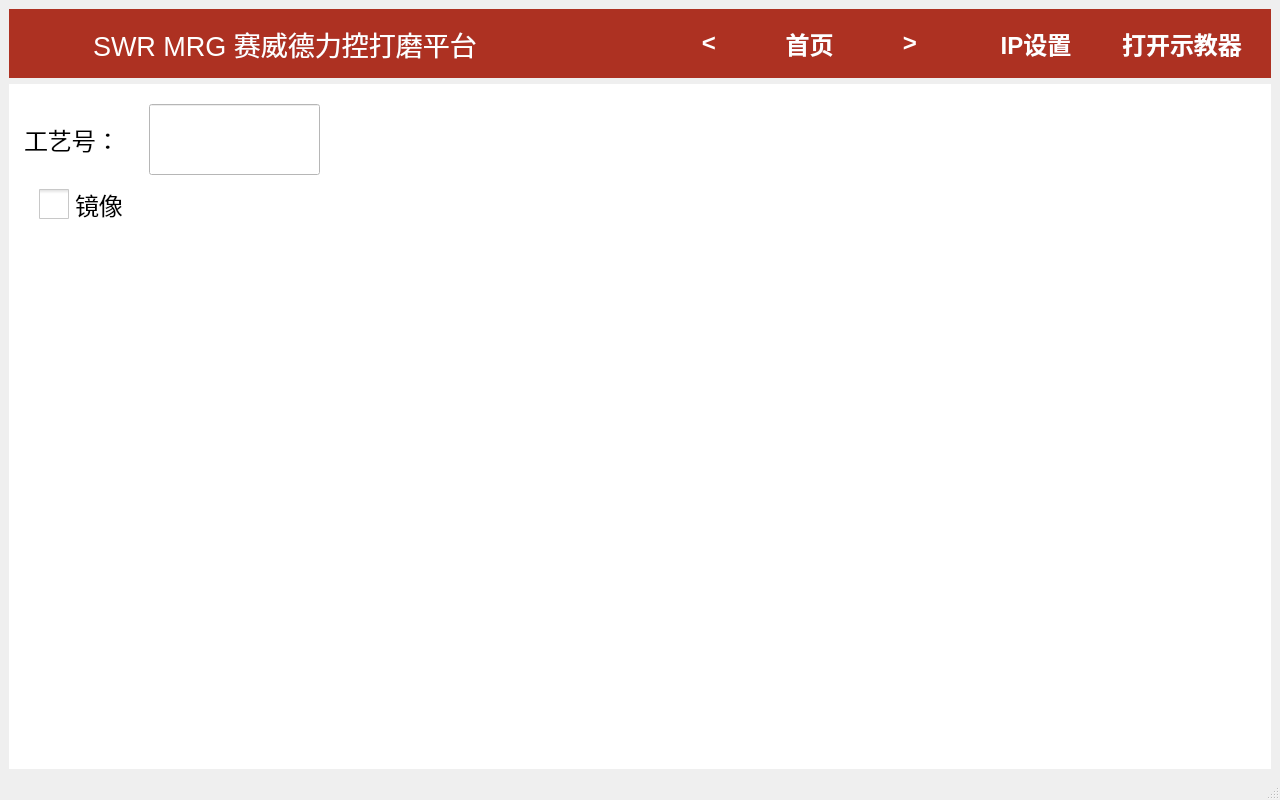
Before: the Qt Designer form res/mainwindow.ui in kid7995/SWR_MRG, drawn with Qt 5.
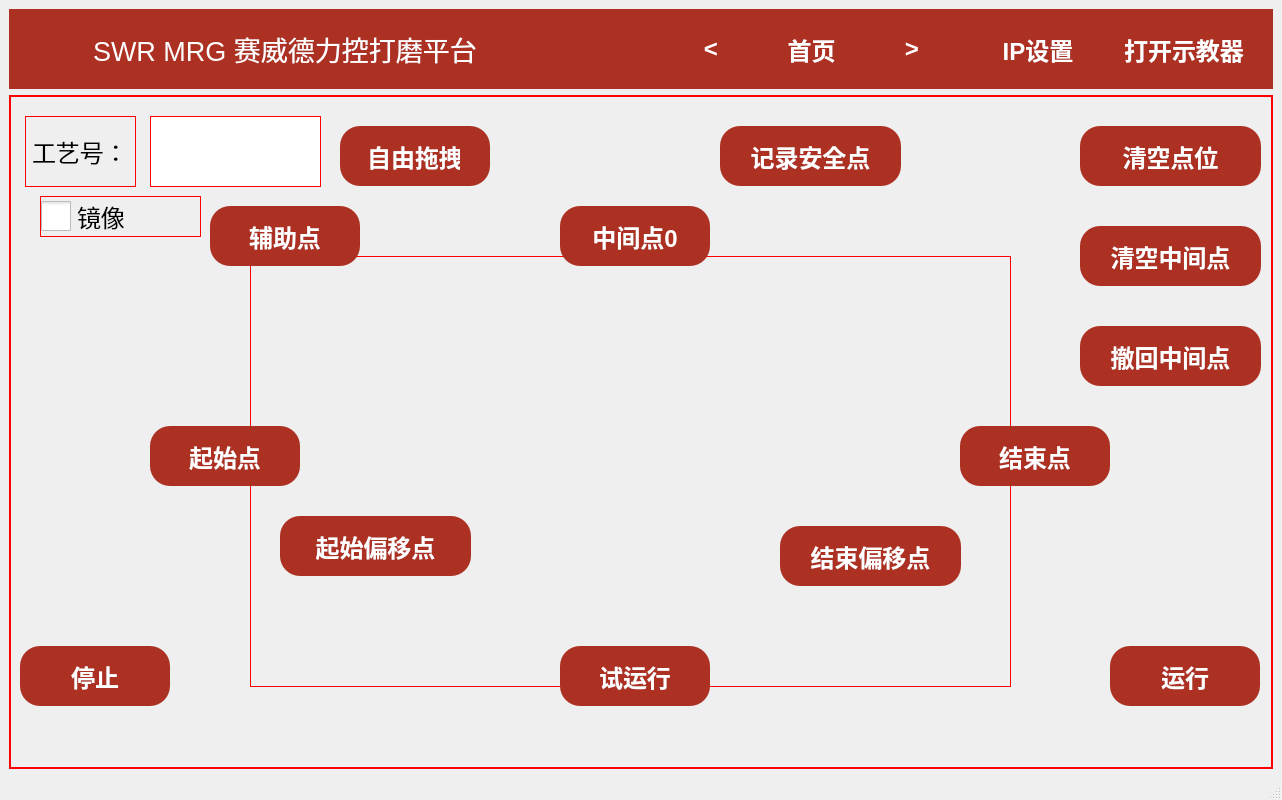
After: the same form once the commit is applied. Icons and pictures are not drawn. Custom widgets are drawn as their Qt base class.

```diff
--- a/res/mainwindow.ui
+++ b/res/mainwindow.ui
@@ -6,7 +6,7 @@
    <rect>
     <x>0</x>
     <y>0</y>
-    <width>1280</width>
+    <width>1282</width>
     <height>800</height>
    </rect>
   </property>
@@ -20,9 +20,20 @@
    <string/>
   </property>
   <widget class="QWidget" name="centralwidget">
-   <layout class="QVBoxLayout" name="verticalLayout" stretch="1,10">
+   <property name="styleSheet">
+    <string notr="true">background-color: qlineargradient(spread:pad, x1:0, y1:0, x2:0, y2:1, 
+                                     stop:0 rgba(255, 230, 230, 255), 
+                                     stop:1 rgba(255, 255, 255, 255));</string>
+   </property>
+   <layout class="QVBoxLayout" name="verticalLayout" stretch="1,0">
     <item>
      <widget class="QFrame" name="frame">
+      <property name="maximumSize">
+       <size>
+        <width>16777215</width>
+        <height>80</height>
+       </size>
+      </property>
       <property name="styleSheet">
        <string notr="true">background-color: rgb(173, 49, 34);</string>
       </property>
@@ -223,7 +234,23 @@
        <bool>false</bool>
       </property>
       <property name="styleSheet">
-       <string notr="true">background-color: rgb(255, 255, 255);</string>
+       <string notr="true">QWidget { border: 1px solid red; }
+QPushButton {
+    /* 核心：固定高度 */
+    min-height: 60px;
+    max-height: 60px;
+    
+    /* 允许长度随动：设置内边距确保文字不贴边 */
+    padding-left: 30px;
+    padding-right: 30px;
+    
+    /* 圆角矩形设置 */
+    border-radius: 20px; 
+    background-color: rgb(173, 49, 34); /* 您之前使用的红色 */
+    color: white;
+    font-size: 24px; /* 既然高度有130，建议字体也加大 */
+    border: none;
+}</string>
       </property>
       <property name="currentIndex">
        <number>0</number>
@@ -244,12 +271,12 @@
           <x>1100</x>
           <y>550</y>
           <width>150</width>
-          <height>100</height>
+          <height>60</height>
          </rect>
         </property>
         <property name="font">
          <font>
-          <pointsize>16</pointsize>
+          <pointsize>-1</pointsize>
           <bold>true</bold>
          </font>
         </property>
@@ -315,12 +342,12 @@
           <x>550</x>
           <y>550</y>
           <width>150</width>
-          <height>100</height>
+          <height>60</height>
          </rect>
         </property>
         <property name="font">
          <font>
-          <pointsize>16</pointsize>
+          <pointsize>-1</pointsize>
           <bold>true</bold>
          </font>
         </property>
@@ -344,15 +371,15 @@
         </property>
         <property name="geometry">
          <rect>
-          <x>150</x>
-          <y>130</y>
+          <x>200</x>
+          <y>110</y>
           <width>150</width>
-          <height>100</height>
+          <height>60</height>
          </rect>
         </property>
         <property name="font">
          <font>
-          <pointsize>16</pointsize>
+          <pointsize>-1</pointsize>
           <bold>true</bold>
          </font>
         </property>
@@ -377,14 +404,14 @@
         <property name="geometry">
          <rect>
           <x>330</x>
-          <y>10</y>
+          <y>30</y>
           <width>150</width>
-          <height>100</height>
+          <height>60</height>
          </rect>
         </property>
         <property name="font">
          <font>
-          <pointsize>16</pointsize>
+          <pointsize>-1</pointsize>
           <bold>true</bold>
          </font>
         </property>
@@ -411,15 +438,15 @@
         </property>
         <property name="geometry">
          <rect>
-          <x>150</x>
-          <y>310</y>
+          <x>140</x>
+          <y>330</y>
           <width>150</width>
-          <height>100</height>
+          <height>60</height>
          </rect>
         </property>
         <property name="font">
          <font>
-          <pointsize>16</pointsize>
+          <pointsize>-1</pointsize>
           <bold>true</bold>
          </font>
         </property>
@@ -443,15 +470,15 @@
         </property>
         <property name="geometry">
          <rect>
-          <x>930</x>
-          <y>310</y>
+          <x>950</x>
+          <y>330</y>
           <width>150</width>
-          <height>100</height>
+          <height>60</height>
          </rect>
         </property>
         <property name="font">
          <font>
-          <pointsize>16</pointsize>
+          <pointsize>-1</pointsize>
           <bold>true</bold>
          </font>
         </property>
@@ -475,15 +502,15 @@
         </property>
         <property name="geometry">
          <rect>
-          <x>750</x>
-          <y>10</y>
-          <width>150</width>
-          <height>100</height>
+          <x>710</x>
+          <y>30</y>
+          <width>181</width>
+          <height>60</height>
          </rect>
         </property>
         <property name="font">
          <font>
-          <pointsize>16</pointsize>
+          <pointsize>-1</pointsize>
           <bold>true</bold>
          </font>
         </property>
@@ -529,12 +556,12 @@
           <x>10</x>
           <y>550</y>
           <width>150</width>
-          <height>100</height>
+          <height>60</height>
          </rect>
         </property>
         <property name="font">
          <font>
-          <pointsize>16</pointsize>
+          <pointsize>-1</pointsize>
           <bold>true</bold>
          </font>
         </property>
@@ -561,12 +588,12 @@
           <x>550</x>
           <y>110</y>
           <width>150</width>
-          <height>100</height>
+          <height>60</height>
          </rect>
         </property>
         <property name="font">
          <font>
-          <pointsize>16</pointsize>
+          <pointsize>-1</pointsize>
           <bold>true</bold>
          </font>
         </property>
@@ -590,15 +617,15 @@
         </property>
         <property name="geometry">
          <rect>
-          <x>320</x>
-          <y>430</y>
-          <width>150</width>
-          <height>100</height>
+          <x>270</x>
+          <y>420</y>
+          <width>191</width>
+          <height>60</height>
          </rect>
         </property>
         <property name="font">
          <font>
-          <pointsize>16</pointsize>
+          <pointsize>-1</pointsize>
           <bold>true</bold>
          </font>
         </property>
@@ -624,13 +651,13 @@
          <rect>
           <x>770</x>
           <y>430</y>
-          <width>150</width>
-          <height>100</height>
+          <width>181</width>
+          <height>60</height>
          </rect>
         </property>
         <property name="font">
          <font>
-          <pointsize>16</pointsize>
+          <pointsize>-1</pointsize>
           <bold>true</bold>
          </font>
         </property>
@@ -654,15 +681,15 @@
         </property>
         <property name="geometry">
          <rect>
-          <x>1100</x>
-          <y>10</y>
-          <width>150</width>
-          <height>100</height>
+          <x>1070</x>
+          <y>30</y>
+          <width>181</width>
+          <height>60</height>
          </rect>
         </property>
         <property name="font">
          <font>
-          <pointsize>16</pointsize>
+          <pointsize>-1</pointsize>
           <bold>true</bold>
          </font>
         </property>
@@ -689,15 +716,15 @@
         </property>
         <property name="geometry">
          <rect>
-          <x>1100</x>
-          <y>120</y>
-          <width>150</width>
-          <height>100</height>
+          <x>1070</x>
+          <y>130</y>
+          <width>181</width>
+          <height>60</height>
          </rect>
         </property>
         <property name="font">
          <font>
-          <pointsize>16</pointsize>
+          <pointsize>-1</pointsize>
           <bold>true</bold>
          </font>
         </property>
@@ -724,15 +751,15 @@
         </property>
         <property name="geometry">
          <rect>
-          <x>1100</x>
+          <x>1070</x>
           <y>230</y>
-          <width>150</width>
-          <height>100</height>
+          <width>181</width>
+          <height>60</height>
          </rect>
         </property>
         <property name="font">
          <font>
-          <pointsize>16</pointsize>
+          <pointsize>-1</pointsize>
           <bold>true</bold>
          </font>
         </property>
```
Left out of the diff: 87 changed lines with no effect on the pictures.
